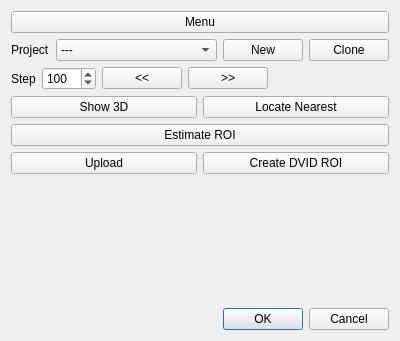
First picture: the form in neurolabi/gui/dialogs/zflyemroitooldialog.ui, repository janelia-flyem/NeuTu, before the edit.
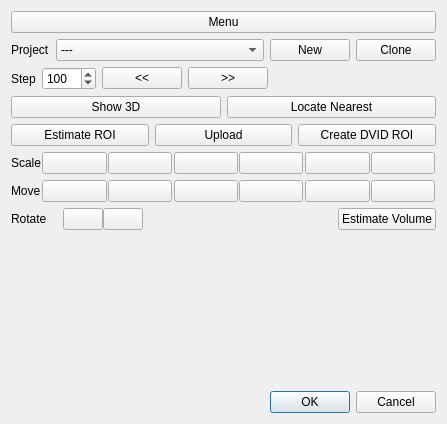
Second picture: the form after the edit. Icons and pictures are not drawn. Custom widgets are drawn as their Qt base class.

Commit message: add initial 2d ROI hint

The edit to the form file:
```diff
--- a/neurolabi/gui/dialogs/zflyemroitooldialog.ui
+++ b/neurolabi/gui/dialogs/zflyemroitooldialog.ui
@@ -6,8 +6,8 @@
    <rect>
     <x>0</x>
     <y>0</y>
-    <width>400</width>
-    <height>341</height>
+    <width>447</width>
+    <height>424</height>
    </rect>
   </property>
   <property name="windowTitle">
@@ -130,15 +130,15 @@
      </item>
     </layout>
    </item>
-   <item>
-    <widget class="QPushButton" name="estimatePushButton">
-     <property name="text">
-      <string>Estimate ROI</string>
-     </property>
-    </widget>
-   </item>
    <item>
     <layout class="QHBoxLayout" name="horizontalLayout_4">
+     <item>
+      <widget class="QPushButton" name="estimatePushButton">
+       <property name="text">
+        <string>Estimate ROI</string>
+       </property>
+      </widget>
+     </item>
      <item>
       <widget class="QPushButton" name="uploadPushButton">
        <property name="text">
@@ -156,7 +156,385 @@
     </layout>
    </item>
    <item>
-    <widget class="ZFlyEmMessageWidget" name="messageWidget" native="true"/>
+    <layout class="QVBoxLayout" name="verticalLayout_6">
+     <item>
+      <layout class="QHBoxLayout" name="horizontalLayout_28">
+       <property name="spacing">
+        <number>0</number>
+       </property>
+       <item>
+        <widget class="QLabel" name="label_12">
+         <property name="sizePolicy">
+          <sizepolicy hsizetype="Maximum" vsizetype="Preferred">
+           <horstretch>0</horstretch>
+           <verstretch>0</verstretch>
+          </sizepolicy>
+         </property>
+         <property name="text">
+          <string>Scale</string>
+         </property>
+        </widget>
+       </item>
+       <item>
+        <layout class="QHBoxLayout" name="horizontalLayout_29">
+         <property name="spacing">
+          <number>1</number>
+         </property>
+         <property name="leftMargin">
+          <number>1</number>
+         </property>
+         <property name="rightMargin">
+          <number>1</number>
+         </property>
+         <item>
+          <widget class="QPushButton" name="xyDecButton">
+           <property name="text">
+            <string/>
+           </property>
+           <property name="icon">
+            <iconset resource="../gui.qrc">
+             <normaloff>:/images/squeeze.png</normaloff>:/images/squeeze.png</iconset>
+           </property>
+           <property name="iconSize">
+            <size>
+             <width>24</width>
+             <height>24</height>
+            </size>
+           </property>
+          </widget>
+         </item>
+         <item>
+          <widget class="QPushButton" name="xyIncButton">
+           <property name="text">
+            <string/>
+           </property>
+           <property name="icon">
+            <iconset resource="../gui.qrc">
+             <normaloff>:/images/stretch.png</normaloff>:/images/stretch.png</iconset>
+           </property>
+           <property name="iconSize">
+            <size>
+             <width>24</width>
+             <height>24</height>
+            </size>
+           </property>
+          </widget>
+         </item>
+        </layout>
+       </item>
+       <item>
+        <layout class="QHBoxLayout" name="horizontalLayout_30">
+         <property name="spacing">
+          <number>1</number>
+         </property>
+         <property name="leftMargin">
+          <number>1</number>
+         </property>
+         <property name="rightMargin">
+          <number>1</number>
+         </property>
+         <item>
+          <widget class="QPushButton" name="xDecButton">
+           <property name="text">
+            <string/>
+           </property>
+           <property name="icon">
+            <iconset resource="../gui.qrc">
+             <normaloff>:/images/hsqueeze.png</normaloff>:/images/hsqueeze.png</iconset>
+           </property>
+           <property name="iconSize">
+            <size>
+             <width>24</width>
+             <height>24</height>
+            </size>
+           </property>
+          </widget>
+         </item>
+         <item>
+          <widget class="QPushButton" name="xIncButton">
+           <property name="text">
+            <string/>
+           </property>
+           <property name="icon">
+            <iconset resource="../gui.qrc">
+             <normaloff>:/images/hstretch.png</normaloff>:/images/hstretch.png</iconset>
+           </property>
+           <property name="iconSize">
+            <size>
+             <width>24</width>
+             <height>24</height>
+            </size>
+           </property>
+          </widget>
+         </item>
+        </layout>
+       </item>
+       <item>
+        <layout class="QHBoxLayout" name="horizontalLayout_31">
+         <property name="spacing">
+          <number>1</number>
+         </property>
+         <property name="leftMargin">
+          <number>1</number>
+         </property>
+         <property name="rightMargin">
+          <number>1</number>
+         </property>
+         <item>
+          <widget class="QPushButton" name="yDecButton">
+           <property name="text">
+            <string/>
+           </property>
+           <property name="icon">
+            <iconset resource="../gui.qrc">
+             <normaloff>:/images/vsqueeze.png</normaloff>:/images/vsqueeze.png</iconset>
+           </property>
+           <property name="iconSize">
+            <size>
+             <width>24</width>
+             <height>24</height>
+            </size>
+           </property>
+          </widget>
+         </item>
+         <item>
+          <widget class="QPushButton" name="yIncButton">
+           <property name="text">
+            <string/>
+           </property>
+           <property name="icon">
+            <iconset resource="../gui.qrc">
+             <normaloff>:/images/vstretch.png</normaloff>:/images/vstretch.png</iconset>
+           </property>
+           <property name="iconSize">
+            <size>
+             <width>24</width>
+             <height>24</height>
+            </size>
+           </property>
+          </widget>
+         </item>
+        </layout>
+       </item>
+      </layout>
+     </item>
+     <item>
+      <layout class="QHBoxLayout" name="horizontalLayout_32">
+       <property name="spacing">
+        <number>0</number>
+       </property>
+       <item>
+        <widget class="QLabel" name="label_13">
+         <property name="sizePolicy">
+          <sizepolicy hsizetype="Maximum" vsizetype="Preferred">
+           <horstretch>0</horstretch>
+           <verstretch>0</verstretch>
+          </sizepolicy>
+         </property>
+         <property name="text">
+          <string>Move</string>
+         </property>
+        </widget>
+       </item>
+       <item>
+        <layout class="QHBoxLayout" name="horizontalLayout_33">
+         <property name="spacing">
+          <number>1</number>
+         </property>
+         <property name="leftMargin">
+          <number>1</number>
+         </property>
+         <property name="rightMargin">
+          <number>1</number>
+         </property>
+         <item>
+          <widget class="QPushButton" name="movexyDecButton">
+           <property name="text">
+            <string/>
+           </property>
+           <property name="icon">
+            <iconset resource="../gui.qrc">
+             <normaloff>:/images/move_upleft.png</normaloff>:/images/move_upleft.png</iconset>
+           </property>
+          </widget>
+         </item>
+         <item>
+          <widget class="QPushButton" name="movexyIncButton">
+           <property name="text">
+            <string/>
+           </property>
+           <property name="icon">
+            <iconset resource="../gui.qrc">
+             <normaloff>:/images/move_downright.png</normaloff>:/images/move_downright.png</iconset>
+           </property>
+          </widget>
+         </item>
+        </layout>
+       </item>
+       <item>
+        <layout class="QHBoxLayout" name="horizontalLayout_34">
+         <property name="spacing">
+          <number>1</number>
+         </property>
+         <property name="leftMargin">
+          <number>1</number>
+         </property>
+         <property name="rightMargin">
+          <number>1</number>
+         </property>
+         <item>
+          <widget class="QPushButton" name="movexDecButton">
+           <property name="text">
+            <string/>
+           </property>
+           <property name="icon">
+            <iconset resource="../gui.qrc">
+             <normaloff>:/images/go-previous.png</normaloff>:/images/go-previous.png</iconset>
+           </property>
+          </widget>
+         </item>
+         <item>
+          <widget class="QPushButton" name="movexIncButton">
+           <property name="text">
+            <string/>
+           </property>
+           <property name="icon">
+            <iconset resource="../gui.qrc">
+             <normaloff>:/images/go-next.png</normaloff>:/images/go-next.png</iconset>
+           </property>
+          </widget>
+         </item>
+        </layout>
+       </item>
+       <item>
+        <layout class="QHBoxLayout" name="horizontalLayout_35">
+         <property name="spacing">
+          <number>1</number>
+         </property>
+         <property name="leftMargin">
+          <number>1</number>
+         </property>
+         <property name="rightMargin">
+          <number>1</number>
+         </property>
+         <item>
+          <widget class="QPushButton" name="moveyDecButton">
+           <property name="text">
+            <string/>
+           </property>
+           <property name="icon">
+            <iconset resource="../gui.qrc">
+             <normaloff>:/images/move_up.png</normaloff>:/images/move_up.png</iconset>
+           </property>
+          </widget>
+         </item>
+         <item>
+          <widget class="QPushButton" name="moveyIncButton">
+           <property name="text">
+            <string/>
+           </property>
+           <property name="icon">
+            <iconset resource="../gui.qrc">
+             <normaloff>:/images/move_down.png</normaloff>:/images/move_down.png</iconset>
+           </property>
+          </widget>
+         </item>
+        </layout>
+       </item>
+      </layout>
+     </item>
+     <item>
+      <layout class="QHBoxLayout" name="horizontalLayout_36">
+       <item>
+        <layout class="QHBoxLayout" name="horizontalLayout_37">
+         <item>
+          <widget class="QLabel" name="label_14">
+           <property name="text">
+            <string>Rotate</string>
+           </property>
+          </widget>
+         </item>
+         <item>
+          <layout class="QHBoxLayout" name="horizontalLayout_38">
+           <property name="spacing">
+            <number>0</number>
+           </property>
+           <property name="leftMargin">
+            <number>10</number>
+           </property>
+           <property name="rightMargin">
+            <number>10</number>
+           </property>
+           <item>
+            <widget class="QPushButton" name="rotateLeftButton">
+             <property name="text">
+              <string/>
+             </property>
+             <property name="icon">
+              <iconset resource="../gui.qrc">
+               <normaloff>:/images/rotate_left.png</normaloff>:/images/rotate_left.png</iconset>
+             </property>
+             <property name="iconSize">
+              <size>
+               <width>16</width>
+               <height>16</height>
+              </size>
+             </property>
+            </widget>
+           </item>
+           <item>
+            <widget class="QPushButton" name="rotateRightButton">
+             <property name="text">
+              <string/>
+             </property>
+             <property name="icon">
+              <iconset resource="../gui.qrc">
+               <normaloff>:/images/rotate_right.png</normaloff>:/images/rotate_right.png</iconset>
+             </property>
+             <property name="iconSize">
+              <size>
+               <width>16</width>
+               <height>16</height>
+              </size>
+             </property>
+            </widget>
+           </item>
+          </layout>
+         </item>
+        </layout>
+       </item>
+       <item>
+        <spacer name="horizontalSpacer_10">
+         <property name="orientation">
+          <enum>Qt::Horizontal</enum>
+         </property>
+         <property name="sizeHint" stdset="0">
+          <size>
+           <width>40</width>
+           <height>20</height>
+          </size>
+         </property>
+        </spacer>
+       </item>
+       <item>
+        <layout class="QHBoxLayout" name="horizontalLayout_39">
+         <item>
+          <widget class="QPushButton" name="estimateVolumeButton">
+           <property name="text">
+            <string>Estimate Volume</string>
+           </property>
+          </widget>
+         </item>
+        </layout>
+       </item>
+      </layout>
+     </item>
+    </layout>
+   </item>
+   <item>
+    <widget class="ZFlyEmMessageWidget" name="messageWidget" native="true">
+     <zorder>layoutWidget</zorder>
+    </widget>
    </item>
    <item>
     <widget class="QDialogButtonBox" name="buttonBox">
```
Left out of the diff: 4 changed lines with no effect on the pictures. The commit also changes 23 other files.
